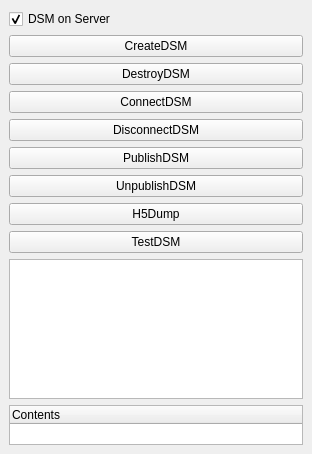
soumagne/icarus, file pqDSMViewerPanel.ui: the form before one commit.
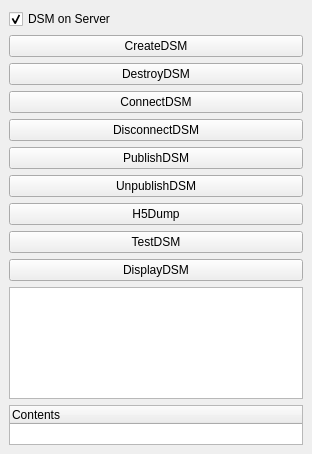
The form after the commit. Custom widgets are drawn as their Qt base class.

Commit message: Add XdmfReader3, DSMDisplay button - still needs work

```diff
--- a/pqDSMViewerPanel.ui
+++ b/pqDSMViewerPanel.ui
@@ -88,6 +88,13 @@
       </property>
      </widget>
     </item>
+    <item>
+     <widget class="QPushButton" name="DisplayDSM" >
+      <property name="text" >
+       <string>DisplayDSM</string>
+      </property>
+     </widget>
+    </item>    
     <item>
      <widget class="QTextEdit" name="TextOutput" />
     </item>
```
The commit also changes 7 other files.
